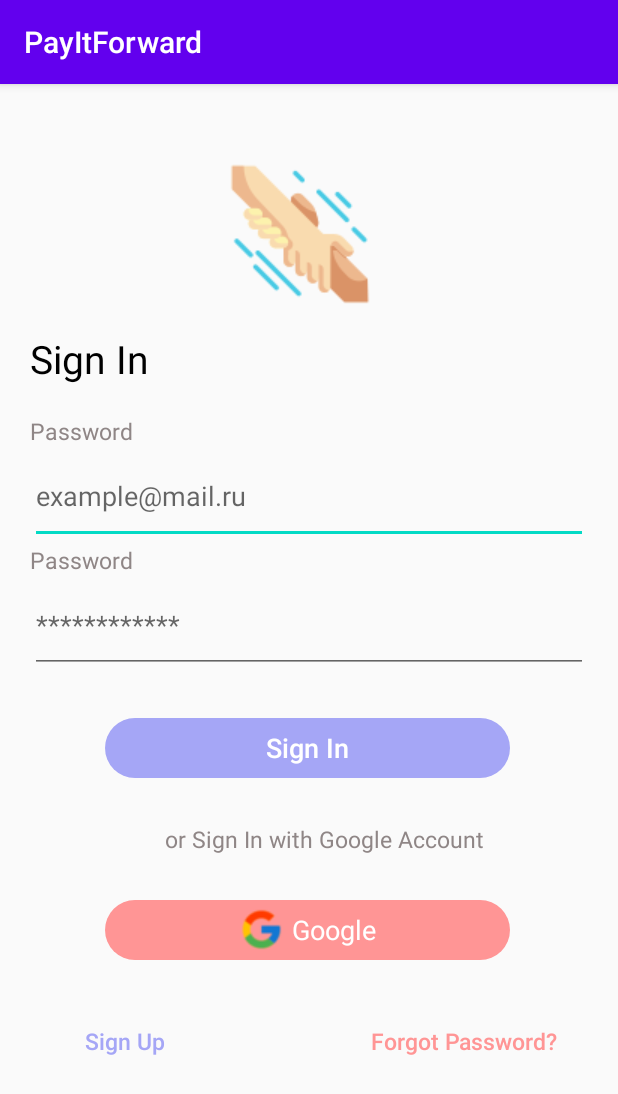
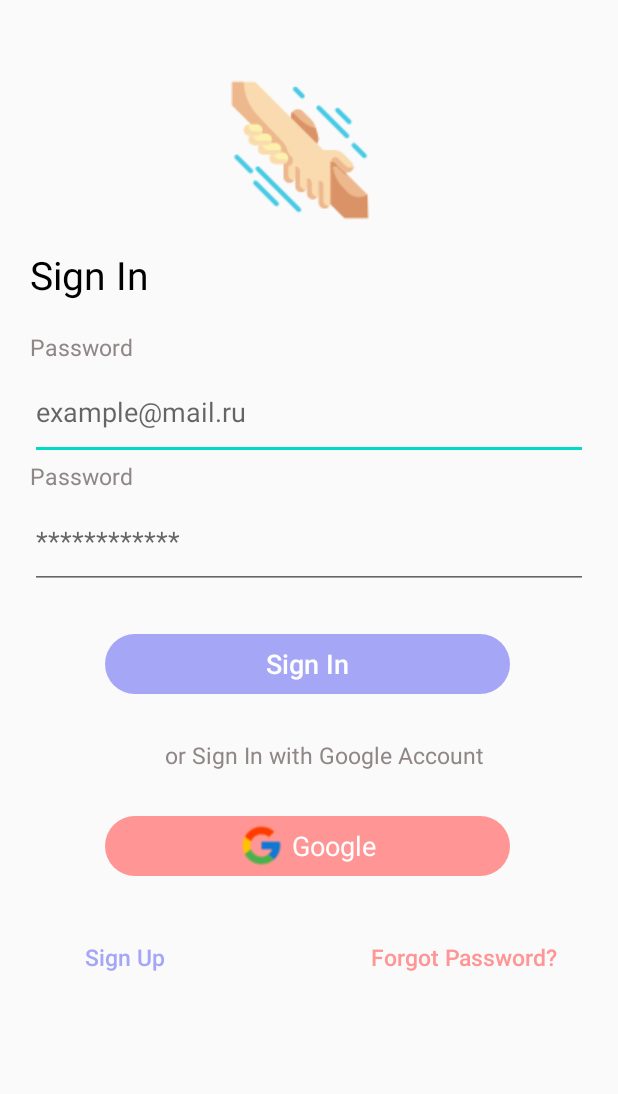
Before and after one commit to OSLL/adfmp1h22-pay-it-forward, an Android app: the screen it shows after launch (MainActivity), on a phone screen of 412 x 824 dp. Shown: the top 1094 px of the screen. Run offline under Robolectric (Android 15) with nearby library versions, the phone set to English and light mode, and no system bars.

Commit message:
Delete actionBar

```diff
--- a/app/src/main/res/values/themes.xml
+++ b/app/src/main/res/values/themes.xml
@@ -1,9 +1,9 @@
 <resources xmlns:tools="http://schemas.android.com/tools">
     <!-- Base application theme. -->
-    <style name="Theme.PayItForward" parent="Theme.AppCompat.Light.DarkActionBar">
+    <style name="Theme.PayItForward" parent="Theme.AppCompat.Light.NoActionBar">
         <!-- Primary brand color. -->
-        <item name="colorPrimary">@color/purple_500</item>
-        <item name="colorPrimaryDark">@color/purple_700</item>
+        <item name="colorPrimary">#A5A6F6</item>
+        <item name="colorPrimaryDark">#A5A6F6</item>
         <item name="colorAccent">@color/teal_200</item>
         <!-- Customize your theme here. -->
     </style>
```
